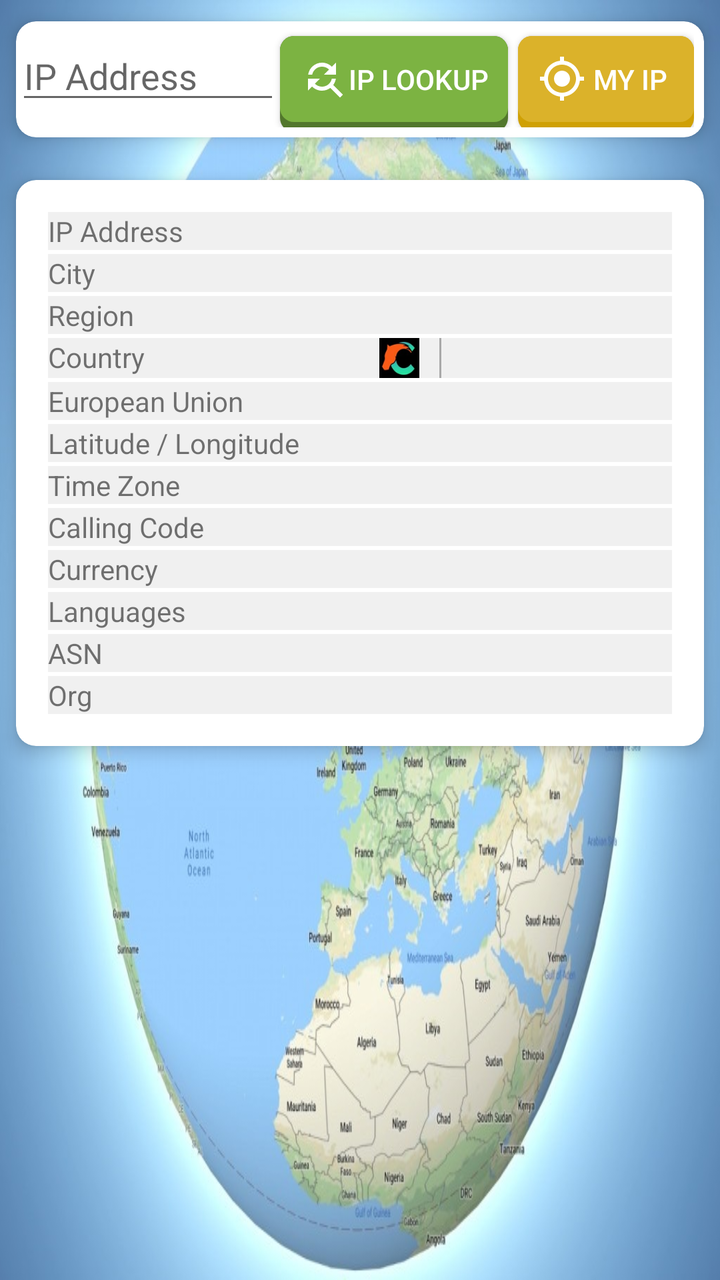
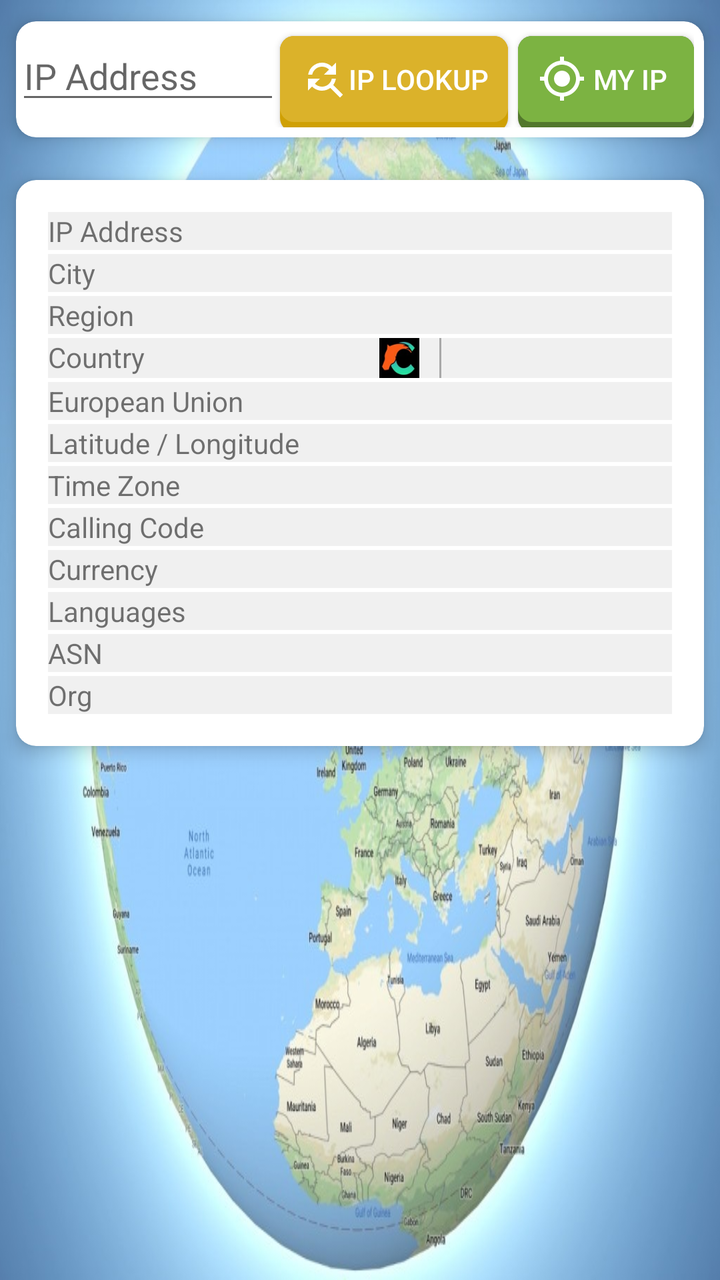

Screens rendered from an Android XML layout before and after an edit, with the pre-edit source and the edit as a unified diff.
<!-- AndroidManifest.xml: application theme Theme.AppCompat.Light.DarkActionBar -->
<!-- res/layout/activity_main.xml -->
<?xml version="1.0" encoding="utf-8"?>
<RelativeLayout xmlns:android="http://schemas.android.com/apk/res/android"
    xmlns:app="http://schemas.android.com/apk/res-auto"
    xmlns:tools="http://schemas.android.com/tools"
    android:layout_width="match_parent"
    android:layout_height="match_parent"
    android:background="@drawable/globe"
    tools:context=".MainActivity">
    <androidx.cardview.widget.CardView
        android:id="@+id/CardView1"
        android:layout_width="match_parent"
        android:layout_height="wrap_content"
        android:paddingTop="50dp"
        app:cardBackgroundColor="#fff"
        app:cardCornerRadius="10dp"
        app:cardElevation="5dp"
        app:cardUseCompatPadding="true">
        <TableLayout
            android:layout_width="match_parent"
            android:layout_height="match_parent"
            android:layout_marginTop="5dp"
            android:layout_marginBottom="5dp"
            android:layout_marginEnd="5dp"
            >

            <TableRow>
                <EditText
                    android:id="@+id/_ip"
                    android:hint="@string/ip"
                    android:layout_width="0dp"
                    android:layout_height="wrap_content"
                    android:layout_column="1"
                    android:layout_weight="1" />
                <Button
                    android:background="@drawable/green_button"
                    android:textColor="#ffff"
                    android:drawableStart="@drawable/ic_baseline_find_replace_24"
                    android:id="@+id/ip_lookup"
                    android:text="@string/ip_lookup"/>
                <Button
                    android:background="@drawable/yellow_button"
                    android:textColor="#ffff"
                    android:drawableStart="@drawable/ic_baseline_my_location_24"
                    android:layout_marginStart="5dp"
                    android:id="@+id/my_ip"
                    android:text="@string/my_ip"/>
            </TableRow>
            <TableRow
                android:visibility="gone"
                android:id="@+id/map_tab">


                <Button
                    android:background="@drawable/blue_button"
                    android:textColor="#ffff"
                    android:drawableStart="@drawable/ic_baseline_map_24"
                    android:layout_column="1"
                    android:layout_marginStart="5dp"
                    android:layout_width="match_parent"
                    android:id="@+id/map"
                    android:text="@string/map"/>
            </TableRow>
        </TableLayout>
    </androidx.cardview.widget.CardView>

    <ScrollView
        android:layout_below="@+id/CardView1"
        android:layout_width="match_parent"
        android:layout_height="match_parent">
        <androidx.cardview.widget.CardView
            android:layout_width="match_parent"
            android:layout_height="wrap_content"
            app:cardBackgroundColor="#fff"
            app:cardCornerRadius="10dp"
            app:cardElevation="5dp"
            app:cardUseCompatPadding="true">
            <TableLayout
                android:layout_width="match_parent"
                android:layout_height="match_parent"
                android:layout_margin="15dp">
                <TableRow
                    android:id="@+id/reason_tab"
                    android:visibility="gone"
                    android:background="#f0f0f0"
                    android:layout_margin="1dp"
                    >

                    <TextView
                        android:layout_width="wrap_content"
                        android:layout_height="wrap_content"
                        android:layout_column="0"
                         />

                    <TextView
                        android:textSize="16dp"
                        android:textColor="@color/Red"
                        android:id="@+id/reason"
                        android:layout_width="0dp"
                        android:layout_height="wrap_content"
                        android:layout_column="2"
                        android:layout_weight="1" />
                </TableRow>
                <TableRow
                    android:id="@+id/ip_tab"
                    android:background="#f0f0f0"
                    android:layout_margin="1dp"
                    >
                    <TextView
                        android:layout_width="wrap_content"
                        android:layout_height="wrap_content"
                        android:layout_column="0"
                        android:text="@string/ip" />
                    <TextView
                        android:layout_width="40dp"
                        android:layout_height="wrap_content"
                        android:layout_column="1"
                        />
                    <TextView
                        android:id="@+id/ip"
                        android:layout_width="0dp"
                        android:layout_height="wrap_content"
                        android:layout_column="2"
                        android:layout_weight="1" />
                </TableRow>
                <TableRow
                    android:id="@+id/city_tab"
                    android:background="#f0f0f0"
                    android:layout_margin="1dp">

                    <TextView
                        android:layout_width="wrap_content"
                        android:layout_height="wrap_content"
                        android:layout_column="0"
                        android:text="@string/city" />

                    <TextView
                        android:id="@+id/city"
                        android:layout_width="0dp"
                        android:layout_height="wrap_content"
                        android:layout_column="2"
                        android:layout_weight="1" />
                </TableRow>
                <TableRow
                    android:id="@+id/region_tab"
                    android:background="#f0f0f0"
                    android:layout_margin="1dp">

                    <TextView
                        android:layout_width="wrap_content"
                        android:layout_height="wrap_content"
                        android:layout_column="0"
                        android:text="@string/region" />

                    <TextView
                        android:id="@+id/region"
                        android:layout_width="0dp"
                        android:layout_height="wrap_content"
                        android:layout_column="2"
                        android:layout_weight="1" />
                </TableRow>
                <TableRow
                    android:id="@+id/country_tab"
                    android:background="#f0f0f0"
                    android:layout_margin="1dp">

                    <TextView
                        android:layout_width="wrap_content"
                        android:layout_height="wrap_content"
                        android:layout_column="0"
                        android:text="@string/country" />
                    <TextView
                        android:layout_width="40dp"
                        android:layout_height="wrap_content"
                        android:layout_column="1"
                        />
                    <LinearLayout
                        android:layout_width="0dp"
                        android:layout_height="wrap_content"
                        android:layout_column="2"
                        android:layout_weight="1"
                        android:gravity="start"
                        android:orientation="horizontal">
                        <ImageView
                            android:id="@+id/country_flag"
                            android:layout_width="20dp"
                            android:layout_height="20dp"
                            android:scaleType="centerCrop"
                            android:src="@drawable/icon_72x72" />
                        <TextView
                            android:layout_marginStart="5dp"
                            android:id="@+id/country"
                            android:layout_width="wrap_content"
                            android:layout_height="wrap_content" />

                        <View
                            android:layout_width="1dp"
                            android:layout_height="match_parent"
                            android:layout_marginStart="5dp"
                            android:layout_marginEnd="5dp"
                            android:background="#A9A9A9" />

                        <TextView
                            android:id="@+id/country_name"
                            android:layout_width="wrap_content"
                            android:layout_height="wrap_content" />
                    </LinearLayout>
                </TableRow>
                <TableRow
                    android:id="@+id/in_eu_tab"
                    android:background="#f0f0f0"
                    android:layout_margin="1dp">

                    <TextView
                        android:layout_width="wrap_content"
                        android:layout_height="wrap_content"
                        android:layout_column="0"
                        android:text="@string/in_eu" />

                    <TextView
                        android:id="@+id/in_eu"
                        android:layout_width="0dp"
                        android:layout_height="wrap_content"
                        android:layout_column="2"
                        android:layout_weight="1" />
                </TableRow>
                <TableRow
                    android:id="@+id/position_tab"
                    android:background="#f0f0f0"
                    android:layout_margin="1dp"
                    >

                    <TextView
                        android:layout_column="0"
                        android:layout_width="wrap_content"
                        android:layout_height="wrap_content"
                        android:text="@string/position" />

                    <TextView
                        android:layout_column="2"
                        android:id="@+id/latitude"
                        android:layout_width="0dp"
                        android:layout_height="wrap_content"
                        android:layout_weight="1" />
                </TableRow>
                <TableRow
                    android:id="@+id/longitude_tab"
                    android:visibility="gone"
                    android:background="#f0f0f0"
                    android:layout_margin="1dp">

                    <TextView
                        android:layout_column="0"
                        android:layout_width="wrap_content"
                        android:layout_height="wrap_content"
                        android:text="@string/longitude" />

                    <TextView
                        android:layout_column="2"
                        android:id="@+id/longitude"
                        android:layout_width="0dp"
                        android:layout_height="wrap_content"
                        android:layout_weight="1" />
                </TableRow>
                <TableRow
                    android:id="@+id/timezone_tab"
                    android:background="#f0f0f0"
                    android:layout_margin="1dp"
                    >

                    <TextView
                        android:layout_column="0"
                        android:layout_width="wrap_content"
                        android:layout_height="wrap_content"
                        android:text="@string/timezone" />

                    <TextView
                        android:layout_column="2"
                        android:id="@+id/timezone"
                        android:layout_width="0dp"
                        android:layout_height="wrap_content"
                        android:layout_weight="1" />
                </TableRow>
                <TableRow
                    android:id="@+id/country_calling_code_tab"
                    android:background="#f0f0f0"
                    android:layout_margin="1dp">

                    <TextView
                        android:layout_width="wrap_content"
                        android:layout_height="wrap_content"
                        android:layout_column="0"
                        android:text="@string/country_calling_code" />

                    <TextView
                        android:id="@+id/country_calling_code"
                        android:layout_width="0dp"
                        android:layout_height="wrap_content"
                        android:layout_column="2"
                        android:layout_weight="1" />
                </TableRow>
                <TableRow
                    android:id="@+id/currency_tab"
                    android:background="#f0f0f0"
                    android:layout_margin="1dp">

                    <TextView
                        android:layout_width="wrap_content"
                        android:layout_height="wrap_content"
                        android:layout_column="0"
                        android:text="@string/currency" />

                    <TextView
                        android:id="@+id/currency"
                        android:layout_width="0dp"
                        android:layout_height="wrap_content"
                        android:layout_column="2"
                        android:layout_weight="1" />
                </TableRow>
                <TableRow
                    android:id="@+id/languages_tab"
                    android:background="#f0f0f0"
                    android:layout_margin="1dp">

                    <TextView
                        android:layout_width="wrap_content"
                        android:layout_height="wrap_content"
                        android:layout_column="0"
                        android:text="@string/languages" />

                    <TextView
                        android:id="@+id/languages"
                        android:layout_width="0dp"
                        android:layout_height="wrap_content"
                        android:layout_column="2"
                        android:layout_weight="1" />
                </TableRow>
                <TableRow
                    android:id="@+id/asn_tab"
                    android:background="#f0f0f0"
                    android:layout_margin="1dp">

                    <TextView
                        android:layout_width="wrap_content"
                        android:layout_height="wrap_content"
                        android:layout_column="0"
                        android:text="@string/asn" />

                    <TextView
                        android:id="@+id/asn"
                        android:layout_width="0dp"
                        android:layout_height="wrap_content"
                        android:layout_column="2"
                        android:layout_weight="1" />
                </TableRow>
                <TableRow
                    android:id="@+id/org_tab"
                    android:background="#f0f0f0"
                    android:layout_margin="1dp">

                    <TextView
                        android:layout_width="wrap_content"
                        android:layout_height="wrap_content"
                        android:layout_column="0"
                        android:text="@string/org" />

                    <TextView
                        android:id="@+id/org"
                        android:layout_width="0dp"
                        android:layout_height="wrap_content"
                        android:layout_column="2"
                        android:layout_weight="1" />
                </TableRow>
                <LinearLayout
                    android:id="@+id/region_code_tab"
                    android:layout_width="wrap_content"
                    android:layout_height="wrap_content"
                    android:layout_gravity="start"
                    android:orientation="horizontal"
                    android:visibility="gone">

                    <TextView
                        android:layout_width="wrap_content"
                        android:layout_height="wrap_content"
                        android:text="@string/region_code" />

                    <TextView
                        android:id="@+id/region_code"
                        android:layout_width="0dp"
                        android:layout_height="wrap_content"
                        android:layout_weight="1" />
                </LinearLayout>
                <LinearLayout
                    android:id="@+id/country_code_tab"
                    android:layout_width="wrap_content"
                    android:layout_height="wrap_content"
                    android:layout_gravity="start"
                    android:orientation="horizontal"
                    android:visibility="gone">

                    <TextView
                        android:layout_width="wrap_content"
                        android:layout_height="wrap_content"
                        android:text="@string/country_code" />

                    <TextView
                        android:id="@+id/country_code"
                        android:layout_width="0dp"
                        android:layout_height="wrap_content"
                        android:layout_weight="1" />
                </LinearLayout>
                <LinearLayout
                    android:id="@+id/country_code_iso3_tab"
                    android:layout_width="wrap_content"
                    android:layout_height="wrap_content"
                    android:layout_gravity="start"
                    android:orientation="horizontal"
                    android:visibility="gone">

                    <TextView
                        android:layout_width="wrap_content"
                        android:layout_height="wrap_content"
                        android:text="@string/country_code_iso3" />

                    <TextView
                        android:id="@+id/country_code_iso3"
                        android:layout_width="0dp"
                        android:layout_height="wrap_content"
                        android:layout_weight="1" />
                </LinearLayout>
                <LinearLayout
                    android:id="@+id/country_name_tab"
                    android:layout_width="wrap_content"
                    android:layout_height="wrap_content"
                    android:layout_gravity="start"
                    android:orientation="horizontal"
                    android:visibility="gone">

                    <TextView
                        android:layout_width="wrap_content"
                        android:layout_height="wrap_content"
                        android:text="@string/country_name" />

                </LinearLayout>
                <LinearLayout
                    android:id="@+id/country_capital_tab"
                    android:layout_width="wrap_content"
                    android:layout_height="wrap_content"
                    android:layout_gravity="start"
                    android:orientation="horizontal"
                    android:visibility="gone">

                    <TextView
                        android:layout_width="wrap_content"
                        android:layout_height="wrap_content"
                        android:text="@string/country_capital" />

                    <TextView
                        android:id="@+id/country_capital"
                        android:layout_width="0dp"
                        android:layout_height="wrap_content"
                        android:layout_weight="1" />
                </LinearLayout>
                <LinearLayout
                    android:id="@+id/country_tld_tab"
                    android:layout_width="wrap_content"
                    android:layout_height="wrap_content"
                    android:layout_gravity="start"
                    android:orientation="horizontal"
                    android:visibility="gone">

                    <TextView
                        android:layout_width="wrap_content"
                        android:layout_height="wrap_content"
                        android:text="@string/country_tld" />

                    <TextView
                        android:id="@+id/country_tld"
                        android:layout_width="0dp"
                        android:layout_height="wrap_content"
                        android:layout_weight="1" />
                </LinearLayout>
                <LinearLayout
                    android:id="@+id/country_area_tab"
                    android:layout_width="wrap_content"
                    android:layout_height="wrap_content"
                    android:layout_gravity="start"
                    android:orientation="horizontal"
                    android:visibility="gone">

                    <TextView
                        android:layout_width="wrap_content"
                        android:layout_height="wrap_content"
                        android:text="@string/country_area" />

                    <TextView
                        android:id="@+id/country_area"
                        android:layout_width="0dp"
                        android:layout_height="wrap_content"
                        android:layout_weight="1" />
                </LinearLayout>
                <LinearLayout
                    android:id="@+id/country_population_tab"
                    android:layout_width="wrap_content"
                    android:layout_height="wrap_content"
                    android:layout_gravity="start"
                    android:orientation="horizontal"
                    android:visibility="gone">

                    <TextView
                        android:layout_width="wrap_content"
                        android:layout_height="wrap_content"
                        android:text="@string/country_population" />

                    <TextView
                        android:id="@+id/country_population"
                        android:layout_width="0dp"
                        android:layout_height="wrap_content"
                        android:layout_weight="1" />
                </LinearLayout>
                <LinearLayout
                    android:id="@+id/continent_code_tab"
                    android:layout_width="wrap_content"
                    android:layout_height="wrap_content"
                    android:layout_gravity="start"
                    android:orientation="horizontal"
                    android:visibility="gone">

                    <TextView
                        android:layout_width="wrap_content"
                        android:layout_height="wrap_content"
                        android:text="@string/continent_code" />

                    <TextView
                        android:id="@+id/continent_code"
                        android:layout_width="0dp"
                        android:layout_height="wrap_content"
                        android:layout_weight="1" />
                </LinearLayout>
                <LinearLayout
                    android:id="@+id/postal_tab"
                    android:layout_width="wrap_content"
                    android:layout_height="wrap_content"
                    android:layout_gravity="start"
                    android:orientation="horizontal"
                    android:visibility="gone">

                    <TextView
                        android:layout_width="wrap_content"
                        android:layout_height="wrap_content"
                        android:text="@string/postal" />

                    <TextView
                        android:id="@+id/postal"
                        android:layout_width="0dp"
                        android:layout_height="wrap_content"
                        android:layout_weight="1" />
                </LinearLayout>
                <LinearLayout
                    android:id="@+id/latlong_tab"
                    android:layout_width="wrap_content"
                    android:layout_height="wrap_content"
                    android:layout_gravity="start"
                    android:orientation="horizontal"
                    android:visibility="gone">

                    <TextView
                        android:layout_width="wrap_content"
                        android:layout_height="wrap_content"
                        android:text="@string/latlong" />

                    <TextView
                        android:id="@+id/latlong"
                        android:layout_width="0dp"
                        android:layout_height="wrap_content"
                        android:layout_weight="1" />
                </LinearLayout>
                <LinearLayout
                    android:id="@+id/utc_offset_tab"
                    android:layout_width="wrap_content"
                    android:layout_height="wrap_content"
                    android:layout_gravity="start"
                    android:orientation="horizontal"
                    android:visibility="gone">

                    <TextView
                        android:layout_width="wrap_content"
                        android:layout_height="wrap_content"
                        android:text="@string/utc_offset" />

                    <TextView
                        android:id="@+id/utc_offset"
                        android:layout_width="0dp"
                        android:layout_height="wrap_content"
                        android:layout_weight="1" />
                </LinearLayout>
                <LinearLayout
                    android:id="@+id/currency_name_tab"
                    android:layout_width="wrap_content"
                    android:layout_height="wrap_content"
                    android:layout_gravity="start"
                    android:orientation="horizontal"
                    android:visibility="gone">

                    <TextView
                        android:layout_width="wrap_content"
                        android:layout_height="wrap_content"
                        android:text="@string/currency_name" />

                    <TextView
                        android:id="@+id/currency_name"
                        android:layout_width="0dp"
                        android:layout_height="wrap_content"
                        android:layout_weight="1" />
                </LinearLayout>
            </TableLayout>
        </androidx.cardview.widget.CardView>


    </ScrollView>

</RelativeLayout>
<!-- resources referenced by this layout -->
<resources>
  <color name="Red">#FF0000</color>
  <!-- drawable ic_baseline_find_replace_24 (drawable) -->
  <vector xmlns:android="http://schemas.android.com/apk/res/android"
      android:width="24dp"
      android:height="24dp"
      android:viewportWidth="24"
      android:viewportHeight="24">
    <path
        android:fillColor="@android:color/white"
        android:pathData="M11,6c1.38,0 2.63,0.56 3.54,1.46L12,10h6L18,4l-2.05,2.05C14.68,4.78 12.93,4 11,4c-3.53,0 -6.43,2.61 -6.92,6L6.1,10c0.46,-2.28 2.48,-4 4.9,-4zM16.64,15.14c0.66,-0.9 1.12,-1.97 1.28,-3.14L15.9,12c-0.46,2.28 -2.48,4 -4.9,4 -1.38,0 -2.63,-0.56 -3.54,-1.46L10,12L4,12v6l2.05,-2.05C7.32,17.22 9.07,18 11,18c1.55,0 2.98,-0.51 4.14,-1.36L20,21.49 21.49,20l-4.85,-4.86z"/>
  </vector>
  <!-- drawable ic_baseline_map_24 (drawable) -->
  <vector xmlns:android="http://schemas.android.com/apk/res/android"
      android:width="24dp"
      android:height="24dp"
      android:viewportWidth="24"
      android:viewportHeight="24">
    <path
        android:fillColor="@android:color/white"
        android:pathData="M20.5,3l-0.16,0.03L15,5.1 9,3 3.36,4.9c-0.21,0.07 -0.36,0.25 -0.36,0.48V20.5c0,0.28 0.22,0.5 0.5,0.5l0.16,-0.03L9,18.9l6,2.1 5.64,-1.9c0.21,-0.07 0.36,-0.25 0.36,-0.48V3.5c0,-0.28 -0.22,-0.5 -0.5,-0.5zM15,19l-6,-2.11V5l6,2.11V19z"/>
  </vector>
  <!-- drawable ic_baseline_my_location_24 (drawable) -->
  <vector xmlns:android="http://schemas.android.com/apk/res/android"
      android:width="24dp"
      android:height="24dp"
      android:viewportWidth="24"
      android:viewportHeight="24">
    <path
        android:fillColor="@android:color/white"
        android:pathData="M12,8c-2.21,0 -4,1.79 -4,4s1.79,4 4,4 4,-1.79 4,-4 -1.79,-4 -4,-4zM20.94,11c-0.46,-4.17 -3.77,-7.48 -7.94,-7.94L13,1h-2v2.06C6.83,3.52 3.52,6.83 3.06,11L1,11v2h2.06c0.46,4.17 3.77,7.48 7.94,7.94L11,23h2v-2.06c4.17,-0.46 7.48,-3.77 7.94,-7.94L23,13v-2h-2.06zM12,19c-3.87,0 -7,-3.13 -7,-7s3.13,-7 7,-7 7,3.13 7,7 -3.13,7 -7,7z"/>
  </vector>
  <string name="asn">ASN</string>
  <string name="city">City</string>
  <string name="continent_code">continent_code</string>
  <string name="country">Country</string>
  <string name="country_area">country_area</string>
  <string name="country_calling_code">Calling Code</string>
  <string name="country_capital">country_capital</string>
  <string name="country_code">country_code</string>
  <string name="country_code_iso3">country_code_iso3</string>
  <string name="country_name">country_name</string>
  <string name="country_population">country_population</string>
  <string name="country_tld">country_tld</string>
  <string name="currency">Currency</string>
  <string name="currency_name">currency_name</string>
  <string name="in_eu">European Union</string>
  <string name="ip">IP Address</string>
  <string name="ip_lookup">IP Lookup</string>
  <string name="languages">Languages</string>
  <string name="latlong">latlong</string>
  <string name="longitude">Longitude</string>
  <string name="map">Map</string>
  <string name="my_ip">My IP</string>
  <string name="org">Org</string>
  <string name="position">Latitude / Longitude</string>
  <string name="postal">postal</string>
  <string name="region">Region</string>
  <string name="region_code">region_code</string>
  <string name="timezone">Time Zone</string>
  <string name="utc_offset">utc_offset</string>
  <!-- unchanged entries left out for length: 5 -->
</resources>

<!-- the commit's change to res/layout/activity_main.xml (unified diff, before → after) -->
@@ -23,38 +23,41 @@
             android:layout_marginEnd="5dp"
             >
 
-            <TableRow>
+            <TableRow
+                android:gravity="start">
                 <EditText
                     android:id="@+id/_ip"
                     android:hint="@string/ip"
                     android:layout_width="0dp"
                     android:layout_height="wrap_content"
-                    android:layout_column="1"
+                    android:layout_column="0"
                     android:layout_weight="1" />
+
                 <Button
-                    android:background="@drawable/green_button"
+                    android:background="@drawable/yellow_button"
                     android:textColor="#ffff"
                     android:drawableStart="@drawable/ic_baseline_find_replace_24"
                     android:id="@+id/ip_lookup"
                     android:text="@string/ip_lookup"/>
                 <Button
-                    android:background="@drawable/yellow_button"
+                    android:background="@drawable/green_button"
                     android:textColor="#ffff"
                     android:drawableStart="@drawable/ic_baseline_my_location_24"
                     android:layout_marginStart="5dp"
                     android:id="@+id/my_ip"
                     android:text="@string/my_ip"/>
+
             </TableRow>
             <TableRow
+                android:layout_marginTop="5dp"
+                android:gravity="end"
                 android:visibility="gone"
                 android:id="@+id/map_tab">
-
-
                 <Button
                     android:background="@drawable/blue_button"
                     android:textColor="#ffff"
                     android:drawableStart="@drawable/ic_baseline_map_24"
-                    android:layout_column="1"
+                    android:layout_column="0"
                     android:layout_marginStart="5dp"
                     android:layout_width="match_parent"
                     android:id="@+id/map"
